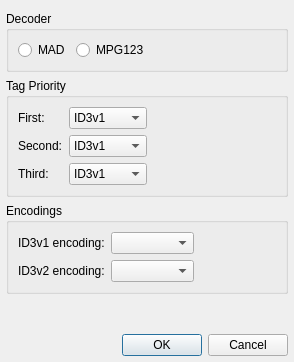
Qt form src/plugins/Input/mpeg/settingsdialog.ui (ksv1986/qmmp-staging) before a commit.
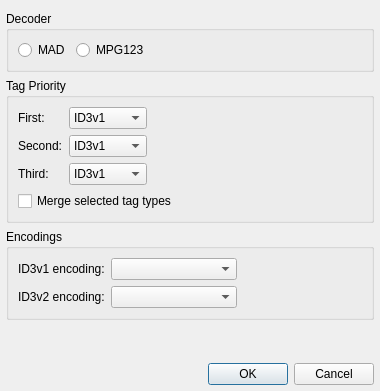
The same form after that commit.

Commit message: mpeg: feature to merge tags (#262)

```diff
--- a/src/plugins/Input/mpeg/settingsdialog.ui
+++ b/src/plugins/Input/mpeg/settingsdialog.ui
@@ -6,8 +6,8 @@
    <rect>
     <x>0</x>
     <y>0</y>
-    <width>294</width>
-    <height>362</height>
+    <width>380</width>
+    <height>391</height>
    </rect>
   </property>
   <property name="windowTitle">
@@ -237,6 +237,16 @@
         </property>
        </spacer>
       </item>
+      <item row="3" column="0" colspan="4">
+       <widget class="QCheckBox" name="mergeTagsCheckBox">
+        <property name="text">
+         <string>Merge selected tag types</string>
+        </property>
+        <property name="checked">
+         <bool>false</bool>
+        </property>
+       </widget>
+      </item>
      </layout>
     </widget>
    </item>
```
The commit also changes 2 other files.
